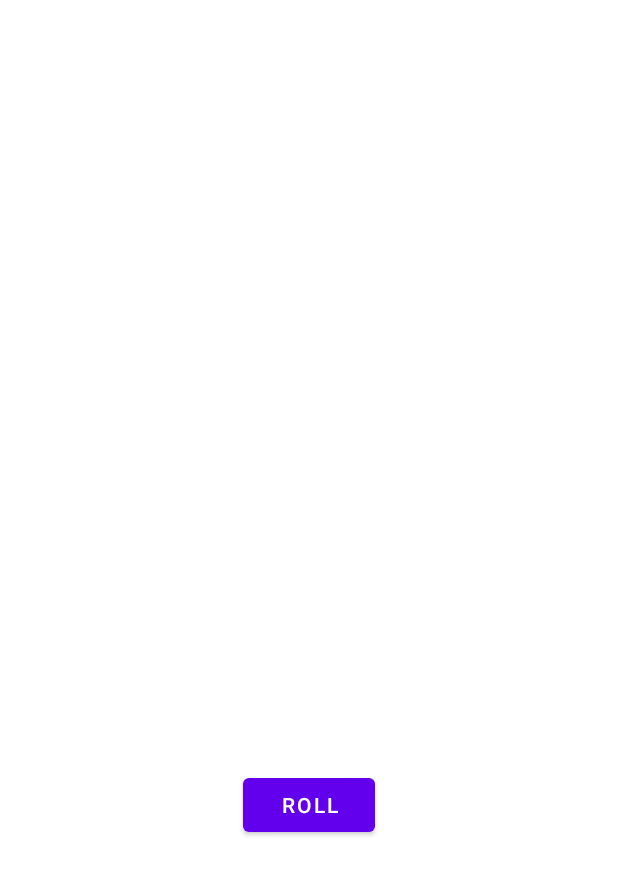
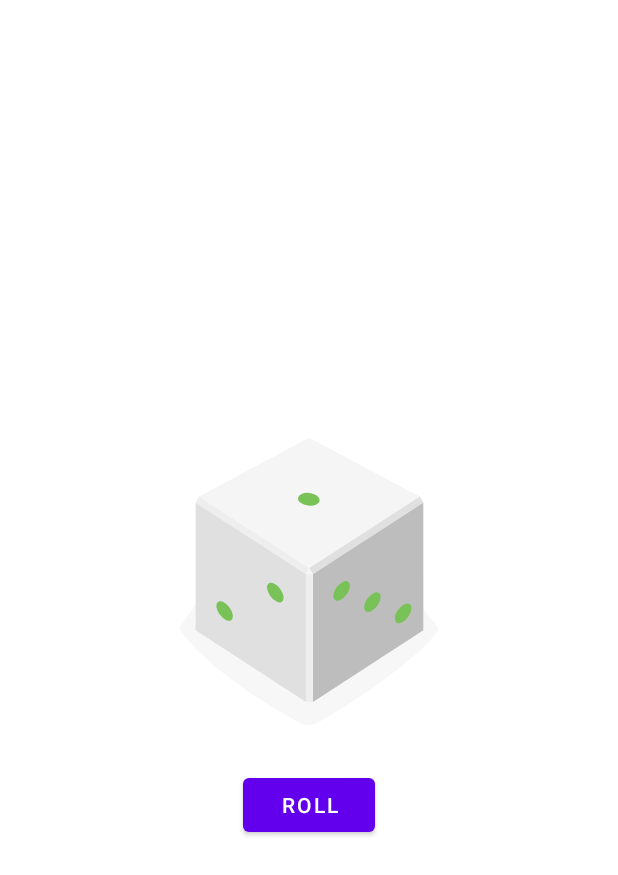
Before and after one commit to ahsanGoheer/DiceRoller-Kotlin, an Android app: the layout activity_main.xml on its own in the app's theme, with its tools: preview values and no code run, on a phone screen of 412 x 824 dp. Shown: the top 875 px of the screen. Run offline under Robolectric (Android 15) with nearby library versions, the phone set to English and light mode, and no system bars.

Commit message:
Made the vector drawables backward compatible.

```diff
--- a/app/build.gradle
+++ b/app/build.gradle
@@ -13,8 +13,8 @@ android {
         targetSdkVersion 30
         versionCode 1
         versionName "1.0"
-
         testInstrumentationRunner "androidx.test.runner.AndroidJUnitRunner"
+        vectorDrawables.useSupportLibrary= true
     }
 
     buildTypes {
--- a/app/src/main/java/com/example/diceroller/MainActivity.kt
+++ b/app/src/main/java/com/example/diceroller/MainActivity.kt
@@ -9,17 +9,19 @@ import android.widget.Toast
 import kotlin.random.Random
 
 class MainActivity : AppCompatActivity() {
+    lateinit var img_view: ImageView
     override fun onCreate(savedInstanceState: Bundle?) {
         super.onCreate(savedInstanceState)
         setContentView(R.layout.activity_main)
         val rollButton:Button=findViewById(R.id.roll_btn)
         rollButton.text="Roll Out!"
+        img_view=findViewById(R.id.dice_image)
         rollButton.setOnClickListener{rollDice()}
     }
 
     private fun rollDice() {
         val random_integer =Random.nextInt(6)+1
-        val img_view: ImageView=findViewById(R.id.dice_image)
+
         val diceResource = when(random_integer){
             1->R.drawable.dice_1
             2->R.drawable.dice_2
--- a/app/src/main/res/layout/activity_main.xml
+++ b/app/src/main/res/layout/activity_main.xml
@@ -1,6 +1,7 @@
 <?xml version="1.0" encoding="utf-8"?>
 <LinearLayout xmlns:android="http://schemas.android.com/apk/res/android"
 xmlns:tools="http://schemas.android.com/tools"
+xmlns:app="http://schemas.android.com/apk/res-auto"
 android:layout_width="match_parent"
 android:layout_height="wrap_content"
 android:layout_gravity="center_vertical"
@@ -12,7 +13,8 @@ tools:context=".MainActivity" >
     android:layout_width="wrap_content"
     android:layout_height="wrap_content"
     android:layout_gravity="center_horizontal"
-    android:src="@drawable/empty_dice"
+    app:srcCompat="@drawable/empty_dice"
+    tools:src="@drawable/dice_1"
     />
 <Button
     android:id="@+id/roll_btn"
```
